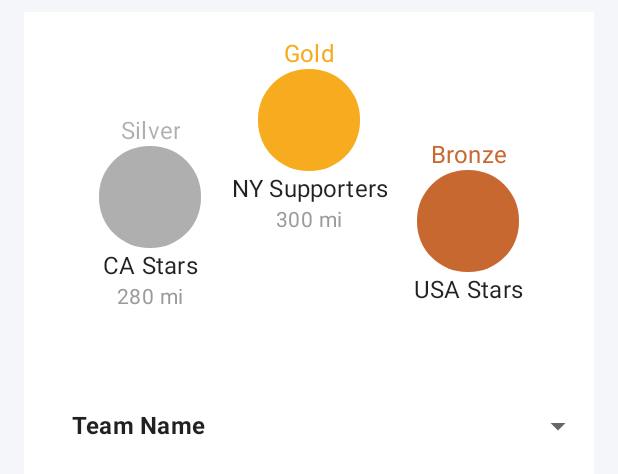
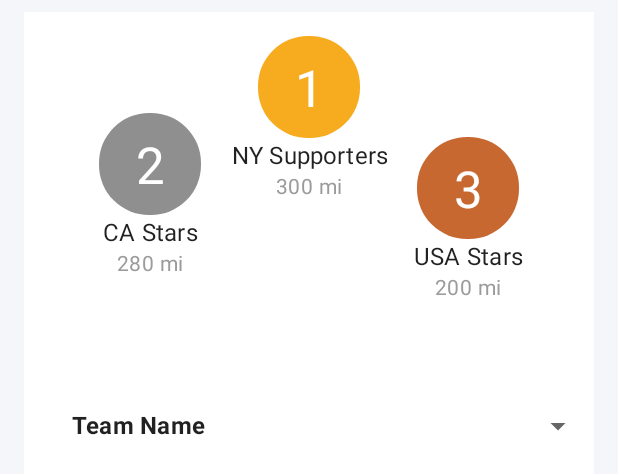
Before and after one commit to AgaKhanFoundation/WCF-android, an Android app: the layout fragment_leaderboard.xml on its own in the app's theme, with its tools: preview values and no code run, on a phone screen of 412 x 824 dp. Shown: the top 474 px of the screen. Run offline under Robolectric (Android 15) with nearby library versions, the phone set to English and light mode, and no system bars; network calls fail; Roboto replaces fonts that are not available here.

Commit message:
Leaderboard layout and empty view display; allow team leader to invite team members from Dashboard

```diff
--- a/app/src/main/java/com/android/wcf/home/leaderboard/LeaderboardMvp.java
+++ b/app/src/main/java/com/android/wcf/home/leaderboard/LeaderboardMvp.java
@@ -1,6 +1,8 @@
 package com.android.wcf.home.leaderboard;
 
 import com.android.wcf.base.BaseMvp;
+import com.android.wcf.model.Event;
+import com.android.wcf.model.Team;
 
 import java.util.List;
 
@@ -20,7 +22,8 @@ public interface LeaderboardMvp {
 
         void setChallengeStarted(boolean challengeStarted);
 
-        void getLeaderboard();
+        void getLeaderboard(Event event, int myTeamId);
+        void refreshLeaderboard(Event event);
 
         void toggleSortMode();
 
--- a/app/src/main/java/com/android/wcf/model/Event.kt
+++ b/app/src/main/java/com/android/wcf/model/Event.kt
@@ -97,6 +97,11 @@ data class Event(
         return Constants.PARTICIPANT_COMMITMENT_MILES_DEFAULT
     }
 
+    fun getWeeksInChallenge():Int {
+        val days = getDaysInChallenge();
+        return days/7
+    }
+
     fun getDaysInChallenge():Int {
         startDate?.let { startDate ->
             endDate?.let { endDate ->
--- a/app/src/main/res/layout/fragment_leaderboard.xml
+++ b/app/src/main/res/layout/fragment_leaderboard.xml
@@ -37,26 +37,27 @@
                 app:layout_constraintStart_toStartOf="parent"
                 app:layout_constraintEnd_toEndOf="parent">
 
+                <View
+                    android:id="@+id/gold_medal"
+                    android:layout_width="@dimen/medal_view_size"
+                    android:layout_height="@dimen/medal_view_size"
+                    android:background="@drawable/bg_medal_gold"
+                    app:layout_constraintTop_toTopOf="parent"
+                    app:layout_constraintStart_toStartOf="parent"
+                    app:layout_constraintEnd_toEndOf="parent"/>
+
                 <TextView
                     android:id="@+id/gold_medal_label"
                     android:layout_width="wrap_content"
                     android:layout_height="wrap_content"
-                    android:textAppearance="@style/TextAppearance.WCF.Subtitle1"
-                    android:gravity="center|top"
+                    android:textAppearance="@style/TextAppearance.WCF.Headline4"
+                    android:gravity="center"
                     android:text="@string/gold_medal_label"
-                    android:textColor="@color/color_gold"
-                    app:layout_constraintTop_toTopOf="parent"
-                    app:layout_constraintStart_toStartOf="parent"
-                    app:layout_constraintEnd_toEndOf="parent" />
-
-                <View
-                    android:id="@+id/gold_medal"
-                    android:layout_width="68dp"
-                    android:layout_height="68dp"
-                    android:background="@drawable/bg_medal_gold"
-                    app:layout_constraintTop_toBottomOf="@id/gold_medal_label"
-                    app:layout_constraintStart_toStartOf="parent"
-                    app:layout_constraintEnd_toEndOf="parent"/>
+                    android:textColor="@color/color_white"
+                    app:layout_constraintTop_toTopOf="@id/gold_medal"
+                    app:layout_constraintBottom_toBottomOf="@id/gold_medal"
+                    app:layout_constraintStart_toStartOf="@id/gold_medal"
+                    app:layout_constraintEnd_toEndOf="@id/gold_medal" />
 
                 <TextView
                     android:id="@+id/gold_team_name"
@@ -93,26 +94,27 @@
                 app:layout_constraintTop_toTopOf="parent"
                 app:layout_constraintStart_toStartOf="parent">
 
-                <TextView
-                    android:id="@+id/silver_medal_label"
-                    android:layout_width="wrap_content"
-                    android:layout_height="wrap_content"
-                    android:textAppearance="@style/TextAppearance.WCF.Subtitle1"
-                    android:gravity="center|top"
-                    android:text="@string/silver_medal_label"
-                    android:textColor="@color/color_silver"
+                <View
+                    android:id="@+id/silver_medal"
+                    android:layout_width="@dimen/medal_view_size"
+                    android:layout_height="@dimen/medal_view_size"
+                    android:background="@drawable/bg_medal_silver"
                     app:layout_constraintTop_toTopOf="parent"
                     app:layout_constraintStart_toStartOf="parent"
                     app:layout_constraintEnd_toEndOf="parent"/>
 
-                <View
-                    android:id="@+id/silver_medal"
-                    android:layout_width="68dp"
-                    android:layout_height="68dp"
-                    android:background="@drawable/bg_medal_silver"
-                    app:layout_constraintTop_toBottomOf="@id/silver_medal_label"
-                    app:layout_constraintStart_toStartOf="parent"
-                    app:layout_constraintEnd_toEndOf="parent"/>
+                <TextView
+                    android:id="@+id/silver_medal_label"
+                    android:layout_width="0dp"
+                    android:layout_height="0dp"
+                    android:textAppearance="@style/TextAppearance.WCF.Headline4"
+                    android:textColor="@color/color_white"
+                    android:gravity="center"
+                    android:text="@string/silver_medal_label"
+                    app:layout_constraintTop_toTopOf="@id/silver_medal"
+                    app:layout_constraintBottom_toBottomOf="@id/silver_medal"
+                    app:layout_constraintStart_toStartOf="@id/silver_medal"
+                    app:layout_constraintEnd_toEndOf="@id/silver_medal"/>
 
                 <TextView
                     android:id="@+id/silver_team_name"
@@ -148,26 +150,27 @@
                 app:layout_constraintTop_toTopOf="@id/silver_team_container"
                 app:layout_constraintEnd_toEndOf="parent">
 
+                <View
+                    android:id="@+id/bronze_medal"
+                    android:layout_width="@dimen/medal_view_size"
+                    android:layout_height="@dimen/medal_view_size"
+                    android:background="@drawable/bg_medal_bronze"
+                    app:layout_constraintTop_toTopOf="parent"
+                    app:layout_constraintStart_toStartOf="parent"
+                    app:layout_constraintEnd_toEndOf="parent"/>
+
                 <TextView
                     android:id="@+id/bronze_medal_label"
                     android:layout_width="wrap_content"
                     android:layout_height="wrap_content"
-                    android:textAppearance="@style/TextAppearance.WCF.Subtitle1"
-                    android:textColor="@color/color_bronze"
-                    android:gravity="center|top"
+                    android:textAppearance="@style/TextAppearance.WCF.Headline4"
+                    android:textColor="@color/color_white"
+                    android:gravity="center"
                     android:text="@string/bronze_medal_label"
-                    app:layout_constraintTop_toTopOf="parent"
-                    app:layout_constraintStart_toStartOf="parent"
-                    app:layout_constraintEnd_toEndOf="parent" />
-
-                <View
-                    android:id="@+id/bronze_medal"
-                    android:layout_width="68dp"
-                    android:layout_height="68dp"
-                    android:background="@drawable/bg_medal_bronze"
-                    app:layout_constraintTop_toBottomOf="@id/bronze_medal_label"
-                    app:layout_constraintStart_toStartOf="parent"
-                    app:layout_constraintEnd_toEndOf="parent"/>
+                    app:layout_constraintTop_toTopOf="@id/bronze_medal"
+                    app:layout_constraintBottom_toBottomOf="@id/bronze_medal"
+                    app:layout_constraintStart_toStartOf="@id/bronze_medal"
+                    app:layout_constraintEnd_toEndOf="@id/bronze_medal" />
 
                 <TextView
                     android:id="@+id/bronze_team_name"
--- a/app/src/main/res/values/colors.xml
+++ b/app/src/main/res/values/colors.xml
@@ -35,6 +35,6 @@
     <color name="color_secondary_alpha_mask_1">#33000000</color>
     <color name="color_secondary_alpha_mask_2">#10000000</color>
     <color name="color_bronze">#c86831</color>
-    <color name="color_silver">#50000000</color>
+    <color name="color_silver">#70000000</color>
 
 </resources>
--- a/app/src/main/res/values/dimens.xml
+++ b/app/src/main/res/values/dimens.xml
@@ -28,5 +28,6 @@
     <dimen name="progressbar_vertical_height_weekly">140dp</dimen>  <!-- by trails-error 140:14 and 164:20 seems to fit well -->
     <dimen name="graph_vertical_marker_distance">14dp</dimen>
     <dimen name="leaderboard_medal_vertical_offset">67dp</dimen>
+    <dimen name="medal_view_size">68dp</dimen>
 
 </resources>
```
Also changed, not shown: app/src/main/java/com/android/wcf/base/BaseFragment.java (+21 -4 lines), app/src/main/java/com/android/wcf/home/dashboard/DashboardFragment.java (+35 -0 lines), app/src/main/java/com/android/wcf/home/leaderboard/LeaderboardFragment.java (+2 -5 lines), app/src/main/java/com/android/wcf/home/leaderboard/LeaderboardPresenter.java (+23 -1 lines), app/src/main/res/layout/fragment_dashboard.xml (+9 -9 lines), app/src/main/res/values/strings.xml (+20 -9 lines).
